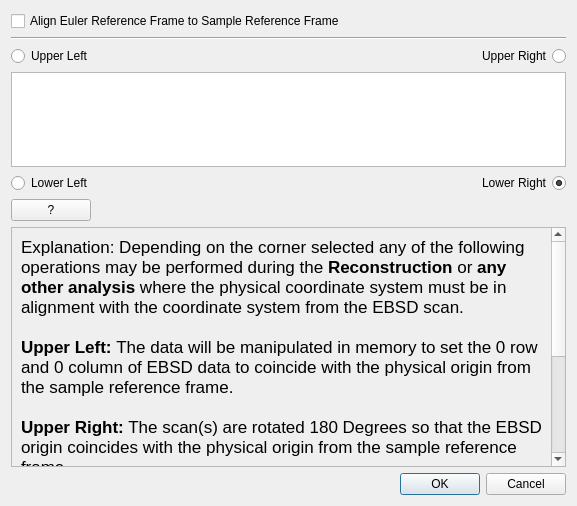
Above: Source/Plugins/EbsdImport/UI/EbsdReferenceFrameDialog.ui from BlueQuartzSoftware/DREAM3D before the change. Below: the same form after it.
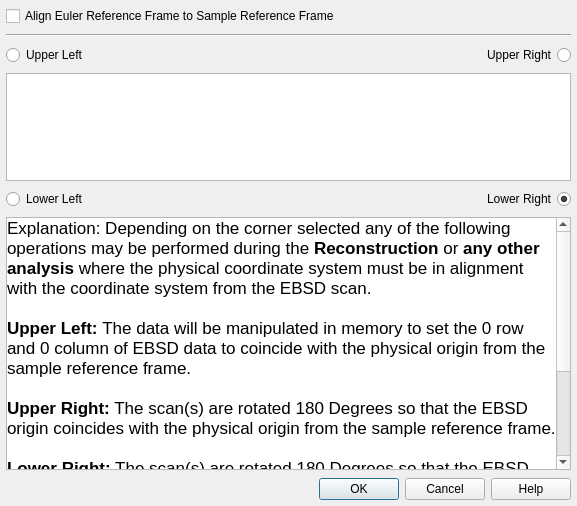
That is the form after the change.

Commit message: Adding a dedicated 'Help' button to the reference frame dialog. Adjusting the wording on the reference frame button

Diff of the .ui file:
```diff
--- a/Source/Plugins/EbsdImport/UI/EbsdReferenceFrameDialog.ui
+++ b/Source/Plugins/EbsdImport/UI/EbsdReferenceFrameDialog.ui
@@ -14,13 +14,22 @@
    <string>Advanced Reference Frame Options</string>
   </property>
   <layout class="QGridLayout" name="gridLayout">
+   <property name="verticalSpacing">
+    <number>8</number>
+   </property>
+   <property name="margin">
+    <number>6</number>
+   </property>
    <item row="7" column="0" colspan="2">
     <widget class="QDialogButtonBox" name="buttonBox">
      <property name="orientation">
       <enum>Qt::Horizontal</enum>
      </property>
      <property name="standardButtons">
-      <set>QDialogButtonBox::Cancel|QDialogButtonBox::Ok</set>
+      <set>QDialogButtonBox::Cancel|QDialogButtonBox::Help|QDialogButtonBox::Ok</set>
+     </property>
+     <property name="centerButtons">
+      <bool>false</bool>
      </property>
     </widget>
    </item>
@@ -94,22 +103,6 @@
      </property>
     </widget>
    </item>
-   <item row="5" column="0">
-    <widget class="QPushButton" name="m_ExplanationBtn">
-     <property name="sizePolicy">
-      <sizepolicy hsizetype="Fixed" vsizetype="Fixed">
-       <horstretch>0</horstretch>
-       <verstretch>0</verstretch>
-      </sizepolicy>
-     </property>
-     <property name="text">
-      <string>?</string>
-     </property>
-     <property name="checkable">
-      <bool>true</bool>
-     </property>
-    </widget>
-   </item>
    <item row="6" column="0" colspan="2">
     <widget class="QScrollArea" name="m_ExplanationScrollArea">
      <property name="widgetResizable">
@@ -120,11 +113,17 @@
        <rect>
         <x>0</x>
         <y>0</y>
-        <width>536</width>
-        <height>328</height>
+        <width>545</width>
+        <height>272</height>
        </rect>
       </property>
       <layout class="QVBoxLayout" name="verticalLayout">
+       <property name="spacing">
+        <number>0</number>
+       </property>
+       <property name="margin">
+        <number>0</number>
+       </property>
        <item>
         <widget class="QLabel" name="m_ExplanationLabel">
          <property name="font">
@@ -132,6 +131,12 @@
            <pointsize>11</pointsize>
           </font>
          </property>
+         <property name="styleSheet">
+          <string notr="true">QLabel
+{
+	background-color: rgb(255, 255, 255);
+}</string>
+         </property>
          <property name="text">
           <string>&lt;!DOCTYPE HTML PUBLIC &quot;-//W3C//DTD HTML 4.0//EN&quot; &quot;http://www.w3.org/TR/REC-html40/strict.dtd&quot;&gt;
 &lt;html&gt;&lt;head&gt;&lt;meta name=&quot;qrichtext&quot; content=&quot;1&quot; /&gt;&lt;style type=&quot;text/css&quot;&gt;
```
The commit also changes 3 other files.
